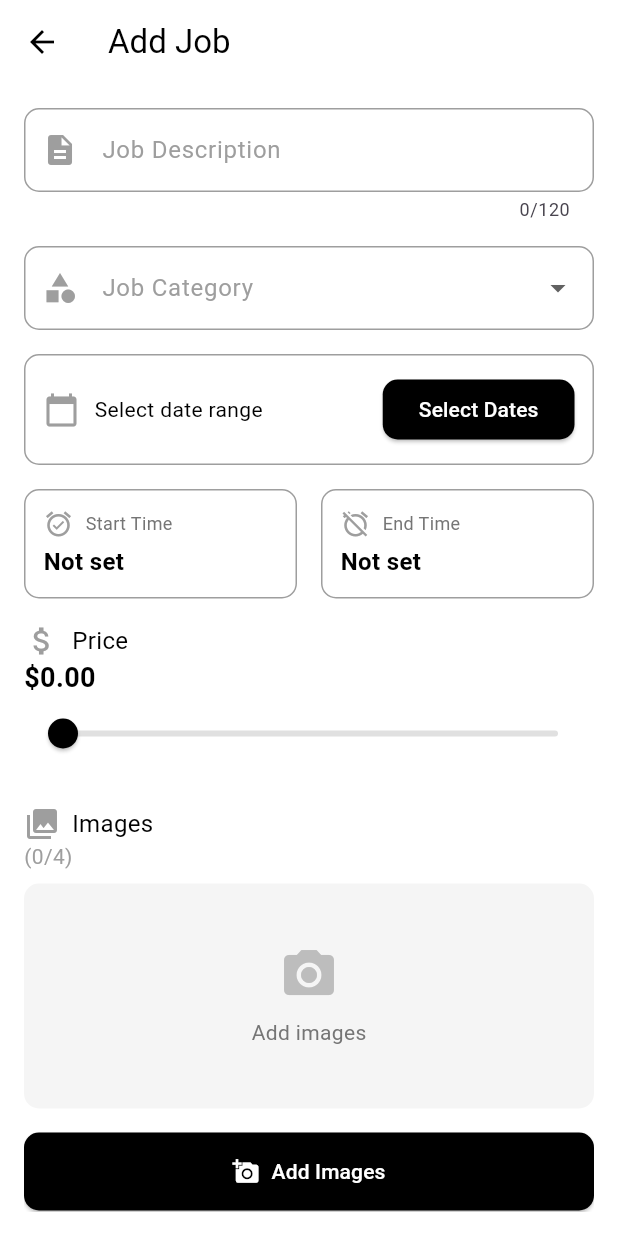
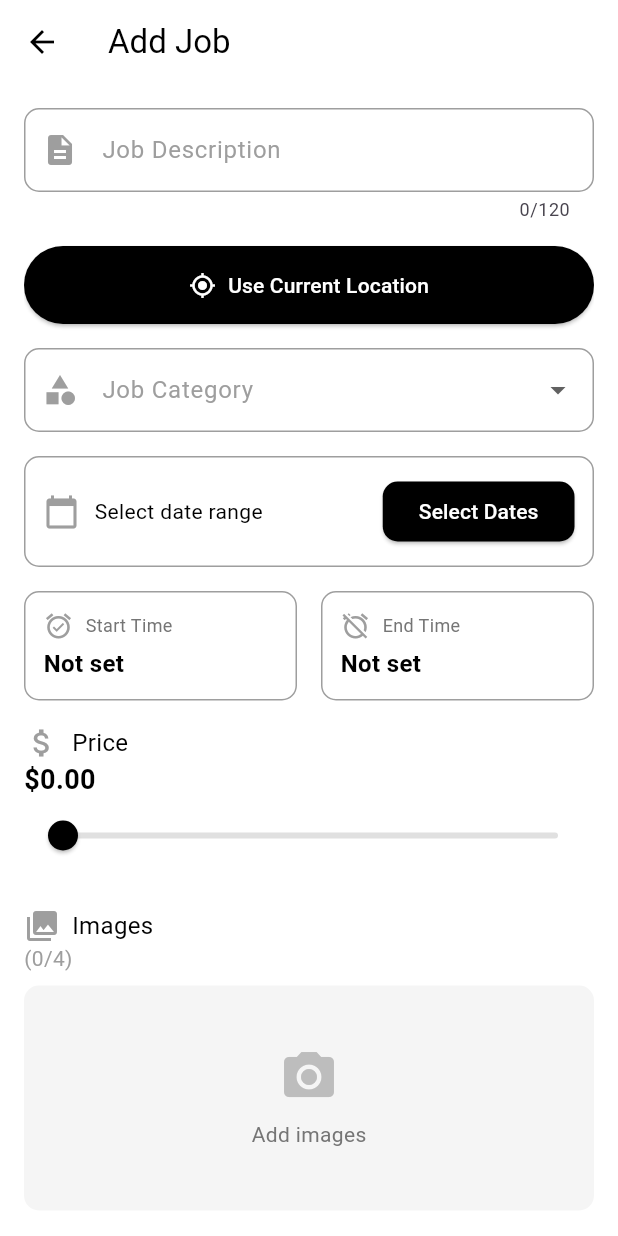
Before and after one commit to nourfahmy2003/Job-Done, a Flutter app: the JobForm screen opened directly, on a phone screen of 412 x 824 dp. Run offline on Flutter 3.47's test engine with Material 3 defaults, Android fonts, the light colour scheme and no system bars; our stand-ins replace carousel_slider, cloud_firestore, firebase_auth, firebase_core, firebase_storage, geolocator and 2 more; missing offline and left inert: firebase_ui_auth; accounts and stored records are empty.

Commit message:
Update add_job_view.dart

```diff
--- a/lib/Views/add_job_view.dart
+++ b/lib/Views/add_job_view.dart
@@ -6,6 +6,7 @@ import 'package:image_picker/image_picker.dart';
 import 'package:intl/intl.dart';
 import 'package:firebase_storage/firebase_storage.dart';
 import '../Model/job_entry_model.dart';
+import 'package:geolocator/geolocator.dart';
 import '../Controller/job_entry_service.dart';
 import '../Controller/storage_service.dart';
 
@@ -32,6 +33,8 @@ class _JobFormState extends State<JobForm> {
   List<String> _existingImages = [];
 
   String? _selectedCategory;
+  double _latitude = 0.0;
+  double _longitude = 0.0;
   final List<Map<String, dynamic>> _categories = [
     {
       'name': 'Plumbing',
@@ -76,6 +79,8 @@ class _JobFormState extends State<JobForm> {
       _endTime = widget.initialData!.dailyTimeRange.end;
       _existingImages = List.from(widget.initialData!.imageUrls);
       _selectedCategory = widget.initialData!.category;
+      _latitude = widget.initialData!.latitude;
+      _longitude = widget.initialData!.longitude;
     }
   }
 
@@ -124,6 +129,25 @@ class _JobFormState extends State<JobForm> {
                     ? 'Please enter a description'
                     : null,
               ),
+              const SizedBox(height: 16.0),
+              ElevatedButton.icon(
+                onPressed: _getCurrentLocation,
+                icon: const Icon(Icons.my_location),
+                label: const Text("Use Current Location"),
+                style: ElevatedButton.styleFrom(
+                  backgroundColor: Colors.black,
+                  foregroundColor: Colors.white,
+                  padding: const EdgeInsets.symmetric(vertical: 16),
+                ),
+              ),
+              if (_latitude != 0.0 && _longitude != 0.0)
+                Padding(
+                  padding: const EdgeInsets.only(top: 8.0),
+                  child: Text(
+                    'Lat: ${_latitude.toStringAsFixed(5)}, Lng: ${_longitude.toStringAsFixed(5)}',
+                    style: const TextStyle(color: Colors.black54),
+                  ),
+                ),
               const SizedBox(height: 16.0),
               DropdownButtonFormField<String>(
                 value: _selectedCategory,
@@ -497,6 +521,25 @@ class _JobFormState extends State<JobForm> {
       ),
     );
   }
+  Future<void> _getCurrentLocation() async {
+    bool serviceEnabled = await Geolocator.isLocationServiceEnabled();
+    if (!serviceEnabled) {
+      await Geolocator.openLocationSettings();
+      return;
+    }
+    LocationPermission permission = await Geolocator.checkPermission();
+    if (permission == LocationPermission.denied) {
+      permission = await Geolocator.requestPermission();
+      if (permission == LocationPermission.denied) return;
+    }
+    if (permission == LocationPermission.deniedForever) return;
+
+    final position = await Geolocator.getCurrentPosition();
+    setState(() {
+      _latitude = position.latitude;
+      _longitude = position.longitude;
+    });
+  }
 
   Future<void> _pickJobDateRange() async {
     final DateTimeRange? picked = await showDateRangePicker(
@@ -605,7 +648,9 @@ class _JobFormState extends State<JobForm> {
         _jobDateRange == null ||
         _startTime == null ||
         _endTime == null ||
-        _selectedCategory == null) {
+        _selectedCategory == null ||
+        _latitude == 0.0 ||
+        _longitude == 0.0) {
       ScaffoldMessenger.of(context).showSnackBar(
         const SnackBar(content: Text("Please fill all fields")),
       );
@@ -624,6 +669,8 @@ class _JobFormState extends State<JobForm> {
       dailyTimeRange: timeRange,
       imageUrls: _existingImages,
       category: _selectedCategory!,
+      latitude: _latitude,
+      longitude: _longitude,
     );
 
     if (_selectedImages.isNotEmpty) {
```
